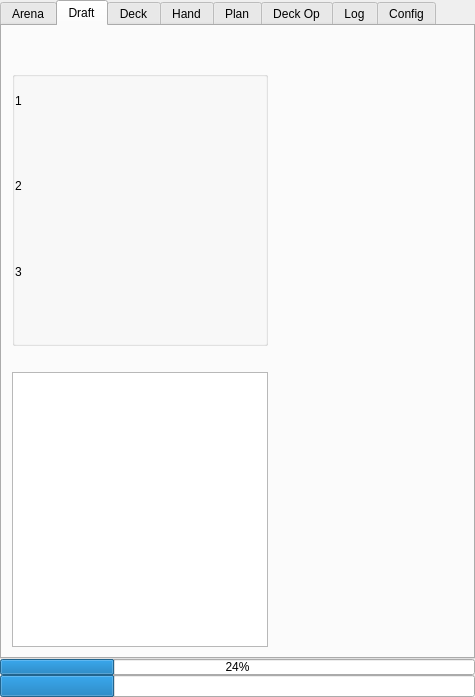
Qt form mainwindow.ui (supertriodo/Arena-Tracker) before a commit.
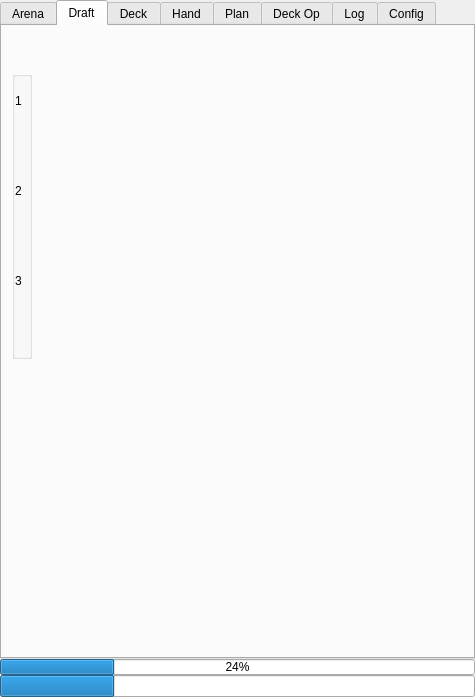
The same form after that commit. The open tabs and pages were chosen to show the change. Icons and pictures are not drawn. Custom widgets are drawn as their Qt base class.

Commit message: Remove HearthArena tip.

The edit to the form file:
```diff
--- a/mainwindow.ui
+++ b/mainwindow.ui
@@ -570,7 +570,7 @@
                <enum>Qt::Vertical</enum>
               </property>
               <property name="sizeType">
-               <enum>QSizePolicy::Preferred</enum>
+               <enum>QSizePolicy::Expanding</enum>
               </property>
               <property name="sizeHint" stdset="0">
                <size>
@@ -580,28 +580,6 @@
               </property>
              </spacer>
             </item>
-            <item>
-             <widget class="QTextBrowser" name="textBrowserDraft">
-              <property name="sizePolicy">
-               <sizepolicy hsizetype="Preferred" vsizetype="Expanding">
-                <horstretch>0</horstretch>
-                <verstretch>0</verstretch>
-               </sizepolicy>
-              </property>
-              <property name="minimumSize">
-               <size>
-                <width>0</width>
-                <height>0</height>
-               </size>
-              </property>
-              <property name="maximumSize">
-               <size>
-                <width>16777215</width>
-                <height>16777215</height>
-               </size>
-              </property>
-             </widget>
-            </item>
            </layout>
           </item>
           <item>
```
The commit also changes 2 other files.
